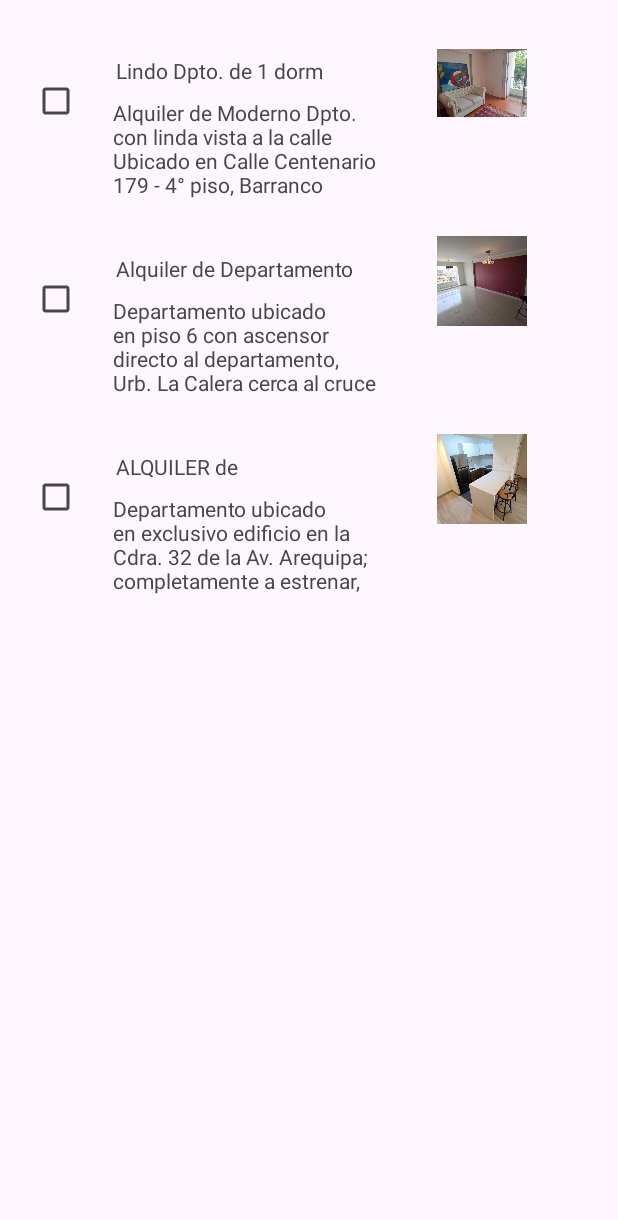
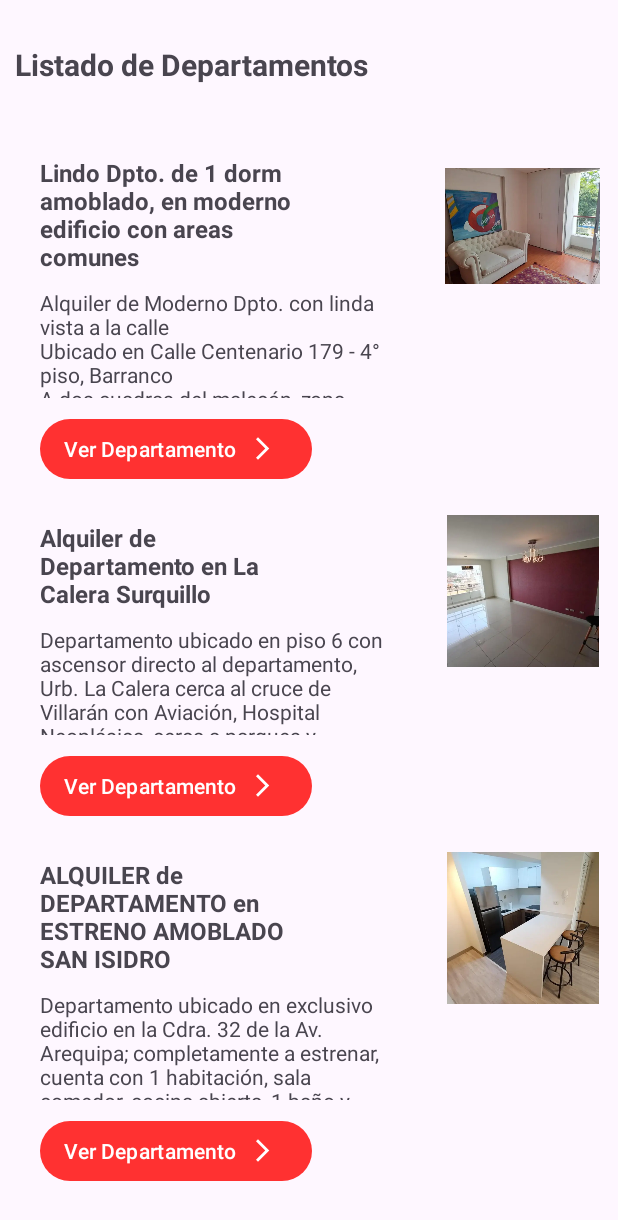
Before and after one commit to ecavero/depa-rommies-apps, an Android app: the UserPage screen opened directly, with no data from a screen before it, after a tap on "Buscar", on a phone screen of 412 x 824 dp. Shown: the top 1220 px of the screen. Run offline under Robolectric (Android 15) with nearby library versions, the phone set to English and light mode, and no system bars.

Commit message:
Proyecto Finalizado - Pagina de Vista de Departamento

```diff
--- a/app/src/main/AndroidManifest.xml
+++ b/app/src/main/AndroidManifest.xml
@@ -13,7 +13,10 @@
         android:theme="@style/Theme.DepaRommies"
         tools:targetApi="31">
         <activity
-            android:name=".DepartamentoPage"
+            android:name=".DepartamentoView"
+            android:exported="false" />
+        <activity
+            android:name=".DepartamentoListPage"
             android:exported="false" />
         <activity
             android:name=".UserPage"
--- a/app/src/main/java/com/example/deparommies/DepartamentoAdapter.java
+++ b/app/src/main/java/com/example/deparommies/DepartamentoAdapter.java
@@ -1,10 +1,9 @@
 package com.example.deparommies;
 
+import android.content.Intent;
 import android.view.LayoutInflater;
 import android.view.View;
 import android.view.ViewGroup;
-import android.widget.CheckBox;
-import android.widget.LinearLayout;
 
 import androidx.annotation.NonNull;
 import androidx.recyclerview.widget.RecyclerView;
@@ -22,7 +21,7 @@ public class DepartamentoAdapter extends RecyclerView.Adapter {
     @NonNull
     @Override
     public RecyclerView.ViewHolder onCreateViewHolder(@NonNull ViewGroup viewGroup, int i) {
-        View layoutItem = LayoutInflater.from(viewGroup.getContext()).inflate(R.layout.departamentos_item, viewGroup, false);
+        View layoutItem = LayoutInflater.from(viewGroup.getContext()).inflate(R.layout.departamento_item, viewGroup, false);
         DepartamentoViewHolder viewHolder = new DepartamentoViewHolder(layoutItem);
         return viewHolder;
     }
@@ -31,14 +30,14 @@ public class DepartamentoAdapter extends RecyclerView.Adapter {
     public void onBindViewHolder(@NonNull RecyclerView.ViewHolder viewHolder, int i) {
         Departamento departamento = listaDepartamentos.get(i);
         DepartamentoViewHolder departamentoViewHolder = (DepartamentoViewHolder) viewHolder;
-        departamentoViewHolder.cbSeleccion.setSelected(false);
         departamentoViewHolder.txtNombre.setText(departamento.getNombre());
         departamentoViewHolder.imgFotoPrincipal.setImageResource(departamento.getFotoPrincipal());
         departamentoViewHolder.txtDescripcion.setText(departamento.getDescripcion());
     }
 
+
     @Override
     public int getItemCount() {
         return listaDepartamentos.size();
     }
-}
+};
--- /dev/null
+++ b/app/src/main/java/com/example/deparommies/DepartamentoListAdapter.java
@@ -0,0 +1,53 @@
+package com.example.deparommies;
+
+import android.content.Intent;
+import android.view.LayoutInflater;
+import android.view.View;
+import android.view.ViewGroup;
+
+import androidx.annotation.NonNull;
+import androidx.recyclerview.widget.RecyclerView;
+
+import java.util.List;
+
+public class DepartamentoListAdapter extends RecyclerView.Adapter {
+
+    private List<Departamento> listaDepartamentos;
+
+    public DepartamentoListAdapter(List<Departamento> listaDepartamentos) {
+        this.listaDepartamentos = listaDepartamentos;
+    }
+
+    @NonNull
+    @Override
+    public RecyclerView.ViewHolder onCreateViewHolder(@NonNull ViewGroup viewGroup, int i) {
+        View layoutItem = LayoutInflater.from(viewGroup.getContext()).inflate(R.layout.departamentos_list_item, viewGroup, false);
+        DepartamentoListViewHolder viewHolder = new DepartamentoListViewHolder(layoutItem);
+        return viewHolder;
+    }
+
+    @Override
+    public void onBindViewHolder(@NonNull RecyclerView.ViewHolder viewHolder, int i) {
+        Departamento departamento = listaDepartamentos.get(i);
+        DepartamentoListViewHolder departamentoListViewHolder = (DepartamentoListViewHolder) viewHolder;
+        departamentoListViewHolder.txtNombre.setText(departamento.getNombre());
+        departamentoListViewHolder.imgFotoPrincipal.setImageResource(departamento.getFotoPrincipal());
+        departamentoListViewHolder.txtDescripcion.setText(departamento.getDescripcion());
+        departamentoListViewHolder.btnVerDepartamento.setOnClickListener(new View.OnClickListener() {
+            @Override
+            public void onClick(View v) {
+                Intent intent= new Intent(v.getContext(), DepartamentoView.class);
+                intent.putExtra("Nombre Departamento", departamento.getNombre());
+                intent.putExtra("Descripcion Departamento", departamento.getDescripcion());
+                intent.putExtra("Foto Departamento", departamento.getFotoPrincipal());
+                v.getContext().startActivity(intent);
+            }
+        });
+    }
+
+
+    @Override
+    public int getItemCount() {
+        return listaDepartamentos.size();
+    }
+}
--- /dev/null
+++ b/app/src/main/java/com/example/deparommies/DepartamentoListPage.java
@@ -0,0 +1,65 @@
+package com.example.deparommies;
+
+import androidx.appcompat.app.AppCompatActivity;
+import androidx.recyclerview.widget.LinearLayoutManager;
+import androidx.recyclerview.widget.RecyclerView;
+
+import android.os.Bundle;
+
+import java.util.ArrayList;
+import java.util.HashMap;
+import java.util.List;
+import java.util.Map;
+
+public class DepartamentoListPage extends AppCompatActivity {
+
+    List<Departamento> departamentos = new ArrayList<>();
+    Map<Integer, Departamento> codigos = new HashMap<>();
+
+    @Override
+    protected void onCreate(Bundle savedInstanceState) {
+        super.onCreate(savedInstanceState);
+        setContentView(R.layout.departamentos_list_page);
+
+        Departamento departamento1 = new Departamento("Lindo Dpto. de 1 dorm amoblado, en moderno edificio con areas comunes", "Alquiler de Moderno Dpto. con linda vista a la calle\n" +
+                "Ubicado en Calle Centenario 179 - 4° piso, Barranco\n" +
+                "A dos cuadras del malecón, zona tranquila y residencial. Cerca de Avenidas y transporte público, restaurantes, strip center, tiendas, galerías de arte, etc.\n" +
+                "Edificio moderno con buenas áreas comunes: Gimnasio equipado, piscina, lavandería, sala de trabajo, sala de eventos y jardín interior. Seguridad 24/7.\n"+
+                "A.C: 41 m2\n" +
+                "Cochera c/depósito 21.54 m2\n" +
+                "Ubicado en 4° piso, Living-comedor con balcon c/vista exterior, bien iluminado, 1 dormitorio, 1 baño completo, Kitchenette tipo americano con línea blanca. Amoblado moderno.\n" +
+                "Precio incluye amplia cochera en primer sótano c/depósito.\n" +
+                "Mantenimiento Aprox. S/. 208 + agua\n" +
+                "Visitas, previa cita.", R.drawable.depa_1);
+
+        Departamento departamento2 = new Departamento("Alquiler de Departamento en La Calera Surquillo", "Departamento ubicado en piso 6 con ascensor directo al departamento, Urb. La Calera cerca al cruce de Villarán con Aviación, Hospital Neoplásica, cerca a parques y avenidas principales.\n" +
+                "Características:\n" +
+                "- Habitación principal con closet y baño incorporado (para cama queen) \n" +
+                "- Habitación secundaria 1, con closet para cama de plaza y media \n" +
+                "- Habitación secundaria 2 o estudio, sin closet \n" +
+                "- Sala comedor con balcón y mampara, vista externa \n" +
+                "-Cocina abierta con tablero, muebles altos y bajos (cocina vitroceramica - electrica)", R.drawable.depa_2);
+
+        Departamento departamento3 = new Departamento("ALQUILER de DEPARTAMENTO en ESTRENO AMOBLADO SAN ISIDRO", "Departamento ubicado en exclusivo edificio en la Cdra. 32 de la Av. Arequipa; completamente a estrenar, cuenta con 1 habitación, sala comedor, cocina abierta, 1 baño y conexión para lavadora.\n" +
+                "Características:\n" +
+                "- Habitación amplia con walk in closet, cuenta con cama de 2 plazas y veladores\n" +
+                "- Sala comedor con balcón y mampara; vista exterior interna, sofás,\n" +
+                "alfombra y TV Smart 58”\n" +
+                "- Cocina abierta con tablero de granito, muebles altos y bajos; cuenta con cocina encimera vitroceramica, horno y campana empotrados, refrigerador, horno microondas ", R.drawable.depa_3);
+
+        departamentos.add(departamento1);
+        departamentos.add(departamento2);
+        departamentos.add(departamento3);
+
+        for(int i = 0; i < departamentos.size(); i++) {
+            Departamento d = departamentos.get(i);
+            codigos.put(i + 1, d);
+        }
+
+        RecyclerView rvDepartamentos = findViewById(R.id.rvDepartamentos);
+        LinearLayoutManager layoutManager = new LinearLayoutManager(this);
+        rvDepartamentos.setLayoutManager(layoutManager);
+        DepartamentoListAdapter departamentoListAdapter = new DepartamentoListAdapter(departamentos);
+        rvDepartamentos.setAdapter(departamentoListAdapter);
+    }
+}
--- /dev/null
+++ b/app/src/main/java/com/example/deparommies/DepartamentoListViewHolder.java
@@ -0,0 +1,26 @@
+package com.example.deparommies;
+
+import android.view.View;
+import android.widget.Button;
+import android.widget.ImageView;
+import android.widget.TextView;
+
+import androidx.annotation.NonNull;
+import androidx.recyclerview.widget.RecyclerView;
+
+public class DepartamentoListViewHolder extends RecyclerView.ViewHolder {
+
+    public TextView txtNombre;
+    public ImageView imgFotoPrincipal;
+    public TextView txtDescripcion;
+    public Button btnVerDepartamento;
+
+    public DepartamentoListViewHolder(@NonNull View itemView) {
+        super(itemView);
+        txtNombre = itemView.findViewById(R.id.txtNombre);
+        imgFotoPrincipal = itemView.findViewById(R.id.imgFotoPrincipal);
+        txtDescripcion = itemView.findViewById(R.id.txtDescripcion);
+        btnVerDepartamento=itemView.findViewById(R.id.btnVerDepartamento);
+
+    }
+}
--- a/app/src/main/java/com/example/deparommies/DepartamentoPage.java
+++ /dev/null
@@ -1,59 +0,0 @@
-package com.example.deparommies;
-
-import androidx.appcompat.app.AppCompatActivity;
-import androidx.recyclerview.widget.LinearLayoutManager;
-import androidx.recyclerview.widget.RecyclerView;
-
-import android.os.Bundle;
-
-import java.util.ArrayList;
-import java.util.HashMap;
-import java.util.List;
-import java.util.Map;
-
-public class DepartamentoPage extends AppCompatActivity {
-
-    List<Departamento> departamentos = new ArrayList<>();
-    Map<Integer, Departamento> codigos = new HashMap<>();
-
-    @Override
-    protected void onCreate(Bundle savedInstanceState) {
-        super.onCreate(savedInstanceState);
-        setContentView(R.layout.departamentos_page);
-
-        departamentos.add(new Departamento("Lindo Dpto. de 1 dorm amoblado, en moderno edificio con areas comunes", "Alquiler de Moderno Dpto. con linda vista a la calle\n" +
-"Ubicado en Calle Centenario 179 - 4° piso, Barranco\n" +
-"A dos cuadras del malecón, zona tranquila y residencial. Cerca de Avenidas y transporte público, restaurantes, strip center, tiendas, galerías de arte, etc.\n" +
-"Edificio moderno con buenas áreas comunes: Gimnasio equipado, piscina, lavandería, sala de trabajo, sala de eventos y jardín interior. Seguridad 24/7.\n"+
-"A.C: 41 m2\n" +
-"Cochera c/depósito 21.54 m2\n" +
-"Ubicado en 4° piso, Living-comedor con balcon c/vista exterior, bien iluminado, 1 dormitorio, 1 baño completo, Kitchenette tipo americano con línea blanca. Amoblado moderno.\n" +
-"Precio incluye amplia cochera en primer sótano c/depósito.\n" +
-"Mantenimiento Aprox. S/. 208 + agua\n" +
-"Visitas, previa cita.", R.drawable.depa_1));
-        departamentos.add(new Departamento("Alquiler de Departamento en La Calera Surquillo", "Departamento ubicado en piso 6 con ascensor directo al departamento, Urb. La Calera cerca al cruce de Villarán con Aviación, Hospital Neoplásica, cerca a parques y avenidas principales.\n" +
-"Características:\n" +
-"- Habitación principal con closet y baño incorporado (para cama queen) \n" +
-"- Habitación secundaria 1, con closet para cama de plaza y media \n" +
-"- Habitación secundaria 2 o estudio, sin closet \n" +
-"- Sala comedor con balcón y mampara, vista externa \n" +
-"-Cocina abierta con tablero, muebles altos y bajos (cocina vitroceramica - electrica)", R.drawable.depa_2));
-        departamentos.add(new Departamento("ALQUILER de DEPARTAMENTO en ESTRENO AMOBLADO SAN ISIDRO", "Departamento ubicado en exclusivo edificio en la Cdra. 32 de la Av. Arequipa; completamente a estrenar, cuenta con 1 habitación, sala comedor, cocina abierta, 1 baño y conexión para lavadora.\n" +
-"Características:\n" +
-"- Habitación amplia con walk in closet, cuenta con cama de 2 plazas y veladores\n" +
-"- Sala comedor con balcón y mampara; vista exterior interna, sofás,\n" +
-"alfombra y TV Smart 58”\n" +
-"- Cocina abierta con tablero de granito, muebles altos y bajos; cuenta con cocina encimera vitroceramica, horno y campana empotrados, refrigerador, horno microondas ", R.drawable.depa_3));
-
-        for(int i = 0; i < departamentos.size(); i++) {
-            Departamento d = departamentos.get(i);
-            codigos.put(i + 1, d);
-        }
-
-        RecyclerView rvDepartamentos = findViewById(R.id.rvDepartamentos);
-        LinearLayoutManager layoutManager = new LinearLayoutManager(this);
-        rvDepartamentos.setLayoutManager(layoutManager);
-        DepartamentoAdapter departamentoAdapter = new DepartamentoAdapter(departamentos);
-        rvDepartamentos.setAdapter(departamentoAdapter);
-    }
-}
--- a/app/src/main/java/com/example/deparommies/DepartamentoViewHolder.java
+++ b/app/src/main/java/com/example/deparommies/DepartamentoViewHolder.java
@@ -1,27 +1,27 @@
 package com.example.deparommies;
 
 import android.view.View;
-import android.widget.CheckBox;
+import android.widget.Button;
 import android.widget.ImageView;
-import android.widget.LinearLayout;
 import android.widget.TextView;
 
 import androidx.annotation.NonNull;
 import androidx.recyclerview.widget.RecyclerView;
 
+import com.example.deparommies.R;
+
 public class DepartamentoViewHolder extends RecyclerView.ViewHolder {
-    public CheckBox cbSeleccion;
+
     public TextView txtNombre;
-
     public ImageView imgFotoPrincipal;
     public TextView txtDescripcion;
 
+
     public DepartamentoViewHolder(@NonNull View itemView) {
         super(itemView);
-        cbSeleccion = itemView.findViewById(R.id.cbSeleccion);
-        txtNombre = itemView.findViewById(R.id.txtNombre);
-        imgFotoPrincipal = itemView.findViewById(R.id.imgFotoPrincipal);
-        txtDescripcion = itemView.findViewById(R.id.txtDescripcion);
+        txtNombre = itemView.findViewById(R.id.txvTituloDepa);
+        imgFotoPrincipal = itemView.findViewById(R.id.imgDepartamento);
+        txtDescripcion = itemView.findViewById(R.id.txvDescripcionDepa);
 
     }
 }
--- a/app/src/main/java/com/example/deparommies/UserPage.java
+++ b/app/src/main/java/com/example/deparommies/UserPage.java
@@ -7,7 +7,6 @@ import androidx.recyclerview.widget.RecyclerView;
 import android.content.Intent;
 import android.os.Bundle;
 import android.view.View;
-import android.widget.Button;
 import android.widget.Toast;
 
 import java.util.ArrayList;
@@ -17,19 +16,26 @@ public class UserPage extends AppCompatActivity {
 
     ArrayList<Usuario> usuarios = new ArrayList<>();
 
-    Usuario user = new Usuario("Juan", "Hurtado", "Juan es un joven que busca departamento en Lima.", "Juan23", "12345", 25, R.drawable.juanfoto);
+    //Usuario user = new Usuario("Juan", "Hurtado", "Juan es un joven que busca departamento en Lima.", "Juan23", "12345", 25, R.drawable.juanfoto);
 
     @Override
     protected void onCreate(Bundle savedInstanceState) {
         super.onCreate(savedInstanceState);
         setContentView(R.layout.activity_user_page);
 
-        String usuario=getIntent().getStringExtra("Nombre de Usuario");
+        String usuario=getIntent().getStringExtra("Usuario");
         String contrasena=getIntent().getStringExtra("Clave de Acceso");
+
+        String nombre=getIntent().getStringExtra("Nombre de Usuario");
+        String apellido=getIntent().getStringExtra("Apellido de Usuario");
+        String descripcion=getIntent().getStringExtra("Descripcion de Usuario");
+        int edad = getIntent().getIntExtra("Edad de Usuario",0);
+        int foto = getIntent().getIntExtra("Foto de Usuario",0);
+
         Toast.makeText(this, "Nombre de Usuario: "+usuario+"\n"+
                 "Clave de Acceso: "+contrasena, Toast.LENGTH_SHORT).show();
 
-        usuarios.add(user);
+        usuarios.add(new Usuario(nombre, apellido, descripcion, usuario, contrasena, edad, foto));
 
         RecyclerView rvusuarios = findViewById(R.id.rvUsuarios);
 
@@ -48,7 +54,7 @@ public class UserPage extends AppCompatActivity {
     }
 
     public void buscar(View view) {
-        Intent intent = new Intent(this, DepartamentoPage.class);
+        Intent intent = new Intent(this, DepartamentoListPage.class);
         startActivity(intent);
     }
 }
--- a/app/src/main/res/layout/departamentos_item.xml
+++ /dev/null
@@ -1,47 +0,0 @@
-<?xml version="1.0" encoding="utf-8"?>
-<androidx.constraintlayout.widget.ConstraintLayout xmlns:android="http://schemas.android.com/apk/res/android"
-    xmlns:app="http://schemas.android.com/apk/res-auto"
-    xmlns:tools="http://schemas.android.com/tools"
-    android:layout_width="match_parent"
-    android:layout_height="wrap_content">
-
-    <TextView
-        android:id="@+id/txtNombre"
-        android:layout_width="174dp"
-        android:layout_height="20dp"
-        android:layout_marginStart="16dp"
-        android:layout_marginTop="36dp"
-        app:layout_constraintStart_toEndOf="@+id/cbSeleccion"
-        app:layout_constraintTop_toTopOf="parent" />
-
-    <CheckBox
-        android:id="@+id/cbSeleccion"
-        android:layout_width="wrap_content"
-        android:layout_height="wrap_content"
-        android:layout_marginStart="10dp"
-        app:layout_constraintBottom_toBottomOf="parent"
-        app:layout_constraintStart_toStartOf="parent"
-        app:layout_constraintTop_toTopOf="parent" />
-
-    <ImageView
-        android:id="@+id/imgFotoPrincipal"
-        android:layout_width="60dp"
-        android:layout_height="60dp"
-        android:layout_marginStart="40dp"
-        android:layout_marginTop="24dp"
-        app:layout_constraintStart_toEndOf="@+id/txtNombre"
-        app:layout_constraintTop_toTopOf="parent"
-        app:srcCompat="@drawable/ic_launcher_foreground" />
-
-    <TextView
-        android:id="@+id/txtDescripcion"
-        android:layout_width="177dp"
-        android:layout_height="68dp"
-        android:layout_marginStart="72dp"
-        android:layout_marginTop="8dp"
-        app:layout_constraintBottom_toBottomOf="parent"
-        app:layout_constraintStart_toStartOf="parent"
-        app:layout_constraintTop_toBottomOf="@+id/txtNombre"
-        app:layout_constraintVertical_bias="1.0" />
-
-</androidx.constraintlayout.widget.ConstraintLayout>
--- /dev/null
+++ b/app/src/main/res/layout/departamentos_list_item.xml
@@ -0,0 +1,54 @@
+<?xml version="1.0" encoding="utf-8"?>
+<androidx.constraintlayout.widget.ConstraintLayout xmlns:android="http://schemas.android.com/apk/res/android"
+    xmlns:app="http://schemas.android.com/apk/res-auto"
+    xmlns:tools="http://schemas.android.com/tools"
+    android:layout_width="match_parent"
+    android:layout_height="wrap_content">
+
+    <TextView
+        android:id="@+id/txtNombre"
+        android:layout_width="174dp"
+        android:layout_height="wrap_content"
+        android:layout_marginStart="20dp"
+        android:layout_marginTop="24dp"
+        android:text="Título Departamento"
+        android:textSize="16sp"
+        android:textStyle="bold"
+        app:layout_constraintStart_toStartOf="parent"
+        app:layout_constraintTop_toTopOf="parent" />
+
+    <ImageView
+        android:id="@+id/imgFotoPrincipal"
+        android:layout_width="103dp"
+        android:layout_height="101dp"
+        android:layout_marginStart="96dp"
+        android:layout_marginTop="20dp"
+        app:layout_constraintStart_toEndOf="@+id/txtNombre"
+        app:layout_constraintTop_toTopOf="parent"
+        app:srcCompat="@drawable/ic_launcher_foreground" />
+
+    <TextView
+        android:id="@+id/txtDescripcion"
+        android:layout_width="240dp"
+        android:layout_height="73dp"
+        android:layout_marginStart="20dp"
+        android:layout_marginTop="10dp"
+        android:text="Lorem Ipsum is simply dummy text of the printing and typesetting industry. Lorem Ipsum has been."
+        app:layout_constraintStart_toStartOf="parent"
+        app:layout_constraintTop_toBottomOf="@+id/txtNombre" />
+
+    <Button
+        android:id="@+id/btnVerDepartamento"
+        style="@style/Widget.Material3.Button.Icon"
+        android:layout_width="wrap_content"
+        android:layout_height="wrap_content"
+        android:layout_marginStart="20dp"
+        android:layout_marginTop="10dp"
+        android:text="Ver Departamento"
+        app:backgroundTint="#FF3131"
+        app:icon="@drawable/baseline_arrow_forward_ios_24"
+        app:iconGravity="end"
+        app:layout_constraintStart_toStartOf="parent"
+        app:layout_constraintTop_toBottomOf="@+id/txtDescripcion" />
+
+</androidx.constraintlayout.widget.ConstraintLayout>
--- /dev/null
+++ b/app/src/main/res/layout/departamentos_list_page.xml
@@ -0,0 +1,31 @@
+<?xml version="1.0" encoding="utf-8"?>
+<androidx.constraintlayout.widget.ConstraintLayout xmlns:android="http://schemas.android.com/apk/res/android"
+    xmlns:app="http://schemas.android.com/apk/res-auto"
+    xmlns:tools="http://schemas.android.com/tools"
+    android:layout_width="match_parent"
+    android:layout_height="match_parent">
+
+    <androidx.recyclerview.widget.RecyclerView
+        android:id="@+id/rvDepartamentos"
+        android:layout_width="398dp"
+        android:layout_height="wrap_content"
+        android:layout_marginStart="10dp"
+        android:layout_marginTop="23dp"
+        android:layout_marginEnd="10dp"
+        app:layout_constraintEnd_toEndOf="parent"
+        app:layout_constraintHorizontal_bias="0.571"
+        app:layout_constraintStart_toStartOf="parent"
+        app:layout_constraintTop_toBottomOf="@+id/txvTituloDepas" />
+
+    <TextView
+        android:id="@+id/txvTituloDepas"
+        android:layout_width="wrap_content"
+        android:layout_height="wrap_content"
+        android:layout_marginStart="10dp"
+        android:layout_marginTop="29dp"
+        android:text="Listado de Departamentos"
+        android:textSize="20sp"
+        android:textStyle="bold"
+        app:layout_constraintStart_toStartOf="parent"
+        app:layout_constraintTop_toTopOf="parent" />
+</androidx.constraintlayout.widget.ConstraintLayout>
--- a/app/src/main/res/layout/departamentos_page.xml
+++ /dev/null
@@ -1,15 +0,0 @@
-<?xml version="1.0" encoding="utf-8"?>
-<androidx.constraintlayout.widget.ConstraintLayout xmlns:android="http://schemas.android.com/apk/res/android"
-    xmlns:app="http://schemas.android.com/apk/res-auto"
-    android:layout_width="match_parent"
-    android:layout_height="match_parent">
-
-    <androidx.recyclerview.widget.RecyclerView
-        android:id="@+id/rvDepartamentos"
-        android:layout_width="456dp"
-        android:layout_height="403dp"
-        android:layout_marginStart="3dp"
-        android:layout_marginTop="1dp"
-        app:layout_constraintStart_toStartOf="parent"
-        app:layout_constraintTop_toTopOf="parent" />
-</androidx.constraintlayout.widget.ConstraintLayout>
--- a/app/src/main/res/values/refs.xml
+++ /dev/null
@@ -1,4 +0,0 @@
-<?xml version="1.0" encoding="utf-8"?>
-<resources>
-    <drawable name="baseline_arrow_back_ios_24" />
-</resources>
```
Also changed, not shown: app/src/main/java/com/example/deparommies/DepartamentoView.java (added, +43 -0 lines), app/src/main/java/com/example/deparommies/MainActivity.java (+8 -1 lines), app/src/main/res/layout/activity_departamento_view.xml (added, +33 -0 lines), app/src/main/res/layout/departamento_item.xml (added, +42 -0 lines).
